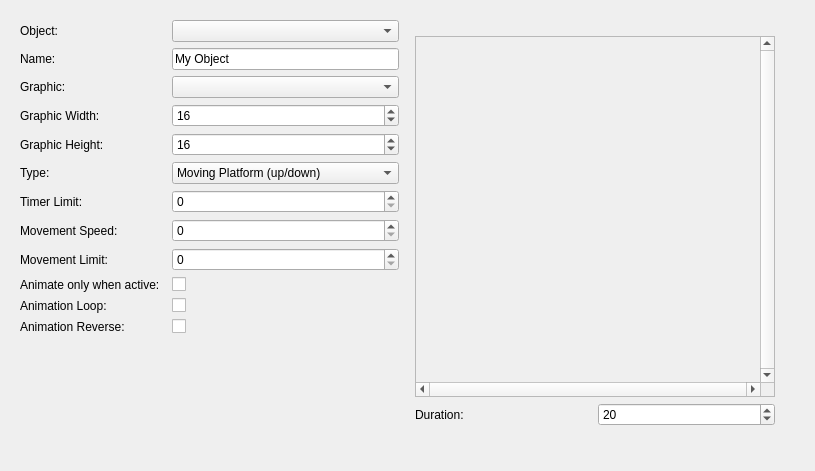
Qt form editor/mainwindow_tab/object_tab.ui (protoman/rockbot) before a commit.
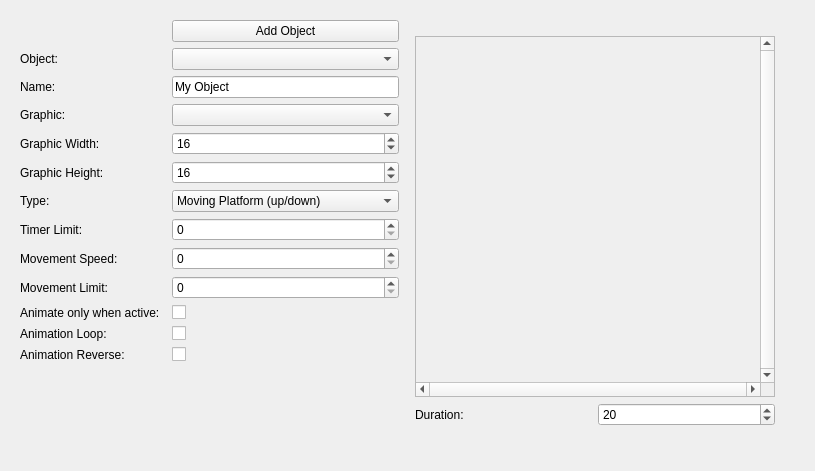
The same form after that commit. Custom widgets are drawn as their Qt base class.

```diff
--- a/editor/mainwindow_tab/object_tab.ui
+++ b/editor/mainwindow_tab/object_tab.ui
@@ -37,44 +37,52 @@
         <property name="bottomMargin">
          <number>20</number>
         </property>
-        <item row="5" column="0">
-         <widget class="QLabel" name="label_56">
-          <property name="text">
-           <string>Graphic Height:</string>
-          </property>
-         </widget>
-        </item>
-        <item row="6" column="0">
+        <item row="7" column="0">
          <widget class="QLabel" name="label_60">
           <property name="text">
            <string>Type:</string>
           </property>
          </widget>
         </item>
-        <item row="3" column="2">
+        <item row="4" column="2">
          <widget class="QComboBox" name="graphicfile_combo"/>
         </item>
-        <item row="8" column="0">
+        <item row="6" column="0">
+         <widget class="QLabel" name="label_56">
+          <property name="text">
+           <string>Graphic Height:</string>
+          </property>
+         </widget>
+        </item>
+        <item row="9" column="0">
          <widget class="QLabel" name="label_63">
           <property name="text">
            <string>Movement Speed:</string>
           </property>
          </widget>
         </item>
-        <item row="4" column="2">
-         <widget class="QSpinBox" name="graphic_w">
-          <property name="minimum">
-           <number>8</number>
+        <item row="5" column="0" colspan="2">
+         <widget class="QLabel" name="label_52">
+          <property name="text">
+           <string>Graphic Width: </string>
           </property>
-          <property name="maximum">
-           <number>999</number>
+         </widget>
+        </item>
+        <item row="4" column="0">
+         <widget class="QLabel" name="label_59">
+          <property name="text">
+           <string>Graphic:</string>
           </property>
-          <property name="value">
-           <number>16</number>
+         </widget>
+        </item>
+        <item row="2" column="0">
+         <widget class="QLabel" name="label_58">
+          <property name="text">
+           <string>Name:</string>
           </property>
          </widget>
         </item>
-        <item row="6" column="2">
+        <item row="7" column="2">
          <widget class="QComboBox" name="type_combo">
           <item>
            <property name="text">
@@ -213,63 +221,55 @@
           </item>
          </widget>
         </item>
-        <item row="3" column="0">
-         <widget class="QLabel" name="label_59">
-          <property name="text">
-           <string>Graphic:</string>
+        <item row="5" column="2">
+         <widget class="QSpinBox" name="graphic_w">
+          <property name="minimum">
+           <number>8</number>
           </property>
-         </widget>
-        </item>
-        <item row="1" column="0">
-         <widget class="QLabel" name="label_58">
-          <property name="text">
-           <string>Name:</string>
+          <property name="maximum">
+           <number>999</number>
           </property>
-         </widget>
-        </item>
-        <item row="4" column="0" colspan="2">
-         <widget class="QLabel" name="label_52">
-          <property name="text">
-           <string>Graphic Width: </string>
+          <property name="value">
+           <number>16</number>
           </property>
          </widget>
         </item>
-        <item row="9" column="2">
+        <item row="10" column="2">
          <widget class="QSpinBox" name="limit">
           <property name="maximum">
            <number>99999</number>
           </property>
          </widget>
         </item>
-        <item row="8" column="2">
+        <item row="9" column="2">
          <widget class="QSpinBox" name="speed">
           <property name="maximum">
            <number>99999</number>
           </property>
          </widget>
         </item>
-        <item row="7" column="2">
-         <widget class="QSpinBox" name="timer">
-          <property name="maximum">
-           <number>99999</number>
-          </property>
-         </widget>
-        </item>
-        <item row="10" column="2">
+        <item row="11" column="2">
          <widget class="QCheckBox" name="animate_on_active_checkbox">
           <property name="text">
            <string/>
           </property>
          </widget>
         </item>
-        <item row="12" column="2">
+        <item row="13" column="2">
          <widget class="QCheckBox" name="animation_loop_checkbox">
           <property name="text">
            <string/>
           </property>
          </widget>
         </item>
-        <item row="1" column="2">
+        <item row="8" column="2">
+         <widget class="QSpinBox" name="timer">
+          <property name="maximum">
+           <number>99999</number>
+          </property>
+         </widget>
+        </item>
+        <item row="2" column="2">
          <widget class="QLineEdit" name="name">
           <property name="text">
            <string>My Object</string>
@@ -279,21 +279,21 @@
           </property>
          </widget>
         </item>
-        <item row="12" column="0">
-         <widget class="QLabel" name="label_3">
+        <item row="14" column="2">
+         <widget class="QCheckBox" name="animation_reverse_checkbox">
           <property name="text">
-           <string>Animation Loop:</string>
+           <string/>
           </property>
          </widget>
         </item>
-        <item row="10" column="0">
+        <item row="11" column="0">
          <widget class="QLabel" name="label_2">
           <property name="text">
            <string>Animate only when active:</string>
           </property>
          </widget>
         </item>
-        <item row="14" column="0">
+        <item row="15" column="0">
          <spacer name="verticalSpacer">
           <property name="orientation">
            <enum>Qt::Vertical</enum>
@@ -306,57 +306,64 @@
           </property>
          </spacer>
         </item>
-        <item row="5" column="2">
-         <widget class="QSpinBox" name="graphic_h">
-          <property name="minimum">
-           <number>8</number>
-          </property>
-          <property name="maximum">
-           <number>999</number>
-          </property>
-          <property name="value">
-           <number>16</number>
-          </property>
-         </widget>
-        </item>
-        <item row="13" column="2">
-         <widget class="QCheckBox" name="animation_reverse_checkbox">
-          <property name="text">
-           <string/>
-          </property>
-         </widget>
-        </item>
         <item row="13" column="0">
+         <widget class="QLabel" name="label_3">
+          <property name="text">
+           <string>Animation Loop:</string>
+          </property>
+         </widget>
+        </item>
+        <item row="6" column="2">
+         <widget class="QSpinBox" name="graphic_h">
+          <property name="minimum">
+           <number>8</number>
+          </property>
+          <property name="maximum">
+           <number>999</number>
+          </property>
+          <property name="value">
+           <number>16</number>
+          </property>
+         </widget>
+        </item>
+        <item row="1" column="2">
+         <widget class="QComboBox" name="objectlist_combo"/>
+        </item>
+        <item row="10" column="0">
+         <widget class="QLabel" name="label_62">
+          <property name="text">
+           <string>Movement Limit:</string>
+          </property>
+         </widget>
+        </item>
+        <item row="14" column="0">
          <widget class="QLabel" name="label_4">
           <property name="text">
            <string>Animation Reverse:</string>
           </property>
          </widget>
         </item>
-        <item row="0" column="0">
+        <item row="1" column="0">
          <widget class="QLabel" name="label">
           <property name="text">
            <string>Object:</string>
           </property>
          </widget>
         </item>
-        <item row="0" column="2">
-         <widget class="QComboBox" name="objectlist_combo"/>
-        </item>
-        <item row="9" column="0">
-         <widget class="QLabel" name="label_62">
-          <property name="text">
-           <string>Movement Limit:</string>
-          </property>
-         </widget>
-        </item>
-        <item row="7" column="0">
+        <item row="8" column="0">
          <widget class="QLabel" name="label_61">
           <property name="text">
            <string>Timer Limit:</string>
           </property>
          </widget>
         </item>
+        <item row="0" column="2">
+         <widget class="QPushButton" name="pushButton">
+          <property name="text">
+           <string>Add Object</string>
+          </property>
+         </widget>
+        </item>
        </layout>
       </item>
       <item>
```
